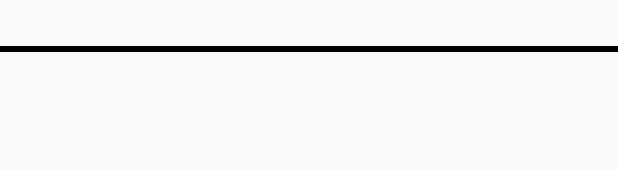
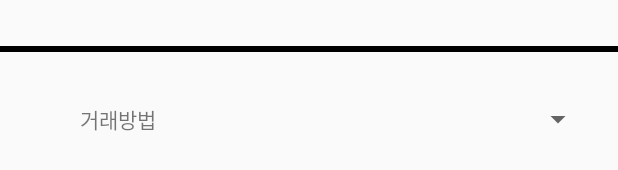
Before and after one commit to GitaeA/fireBook, an Android app: the layout fragment_sale_click.xml on its own in the app's theme, with its tools: preview values and no code run, on a phone screen of 412 x 824 dp. Shown: the part 970-1140 px from the top of the screen. Run offline under Robolectric (Android 15) with nearby library versions, the phone set to English and light mode, and no system bars.

Commit message:
Sale click 구현

```diff
--- a/app/src/main/res/layout/fragment_sale_click.xml
+++ b/app/src/main/res/layout/fragment_sale_click.xml
@@ -67,6 +67,20 @@
 
     <TextView
         android:id="@+id/textView3"
+        android:layout_width="79dp"
+        android:layout_height="33dp"
+        android:layout_marginStart="8dp"
+        android:layout_marginTop="28dp"
+        android:layout_marginEnd="8dp"
+        android:gravity="center"
+        android:text="거래방법"
+        app:layout_constraintEnd_toEndOf="parent"
+        app:layout_constraintHorizontal_bias="0.098"
+        app:layout_constraintStart_toStartOf="parent"
+        app:layout_constraintTop_toBottomOf="@+id/view" />
+
+    <TextView
+        android:id="@+id/textView8"
         android:layout_width="79dp"
         android:layout_height="33dp"
         android:layout_marginStart="8dp"
@@ -193,6 +207,18 @@
         app:layout_constraintStart_toEndOf="@+id/textView"
         app:layout_constraintTop_toTopOf="parent" />
 
+    <Spinner
+        android:id="@+id/deliver_spinner"
+        android:layout_width="200dp"
+        android:layout_height="33dp"
+        android:layout_marginStart="52dp"
+        android:layout_marginTop="28dp"
+        android:layout_marginEnd="8dp"
+        app:layout_constraintEnd_toEndOf="parent"
+        app:layout_constraintHorizontal_bias="0.757"
+        app:layout_constraintStart_toEndOf="@+id/textView3"
+        app:layout_constraintTop_toBottomOf="@+id/view" />
+
     <View
         android:id="@+id/view"
         android:layout_width="wrap_content"
@@ -206,6 +232,5 @@
         app:layout_constraintTop_toBottomOf="@+id/book_language" />
 
 
-
 </android.support.constraint.ConstraintLayout>
     </ScrollView>
```
Also changed, not shown: app/src/main/java/com/mobitant/firebook/SaleClick.java (+30 -4 lines).
